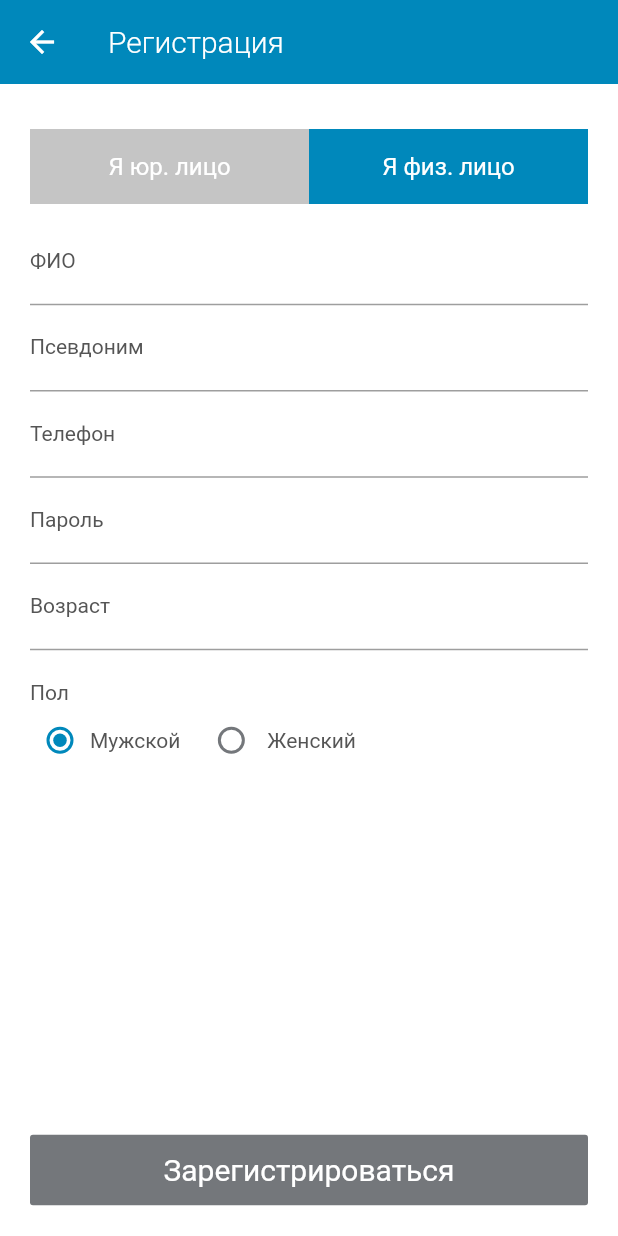
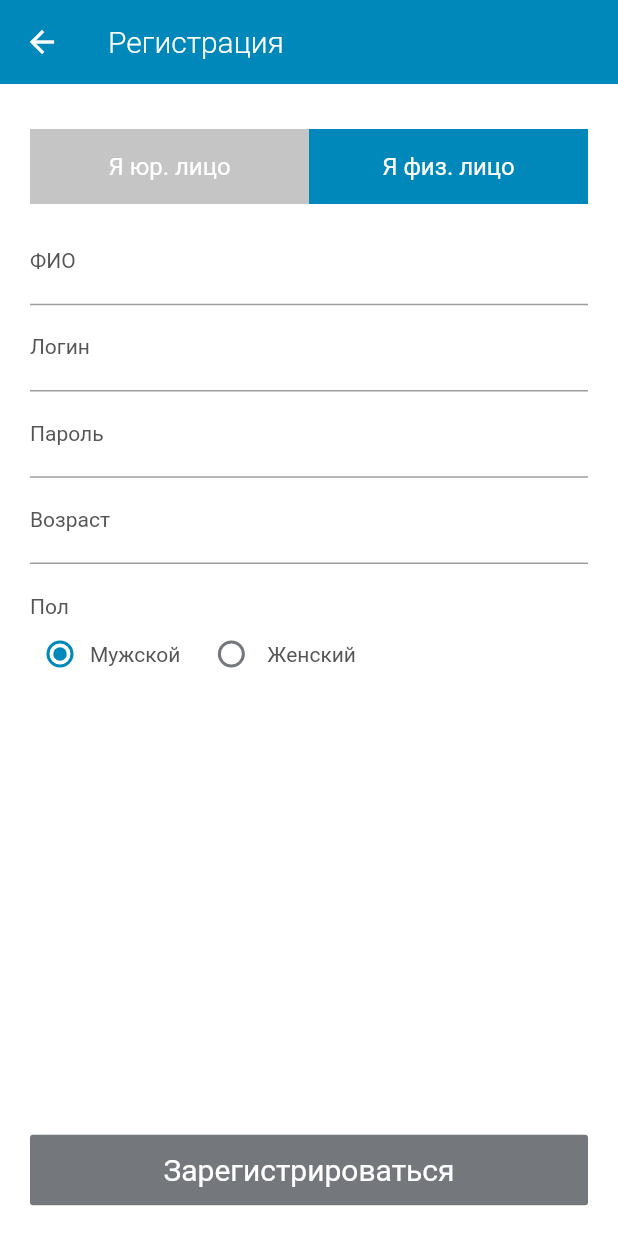
Before and after one commit to VladislavRUS/digitalcontest-mobile, a Flutter app: the RegisterScreen screen opened by its route, after a tap on "Я физ. лицо", on a phone screen of 412 x 824 dp. Run offline on Flutter 3.47's test engine with Material 2 defaults, Android fonts, the phone set to English and light mode, and no system bars; our stand-ins replace firebase_messaging, flutter_svg, shared_preferences; missing offline and left inert: requests; accounts and stored records are empty.

Commit message:
Поменял поле

```diff
--- a/lib/screens/register/register.dart
+++ b/lib/screens/register/register.dart
@@ -57,8 +57,8 @@ class RegisterScreenState extends State<RegisterScreen> {
             margin: EdgeInsets.only(bottom: 10),
             child: Input(
               phoneController,
-              label: 'Телефон',
-              inputType: TextInputType.phone,
+              label: 'Логин',
+              inputType: TextInputType.text,
             ),
           ),
           Container(
@@ -83,13 +83,9 @@ class RegisterScreenState extends State<RegisterScreen> {
             label: 'ФИО',
           ),
           Input(
-            nicknameController,
-            label: 'Псевдоним',
-          ),
-          Input(
             phoneController,
-            label: 'Телефон',
-            inputType: TextInputType.phone,
+            label: 'Логин',
+            inputType: TextInputType.text,
           ),
           Input(
             passwordController,
@@ -214,7 +210,7 @@ class RegisterScreenState extends State<RegisterScreen> {
     } else {
       registrationBody['is_company'] = 0.toString();
       registrationBody['fio'] = fioController.value.text;
-      registrationBody['nickname'] = nicknameController.value.text;
+      registrationBody['nickname'] = registrationBody['phone'];
       registrationBody['age'] = ageController.value.text;
       registrationBody['gender'] = gender;
     }
```
